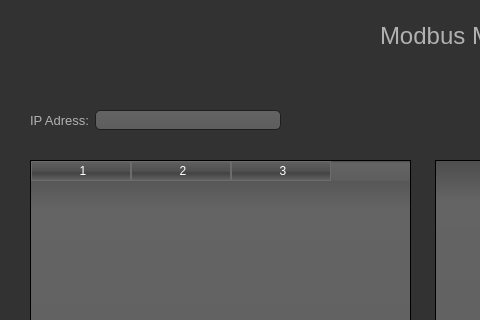
First picture: the form in new.ui, repository erhan-namli/modbus-master-service-azure, before the edit; both pictures show x 0 to 480 and y 0 to 320 of the 990 by 739 pixel window.
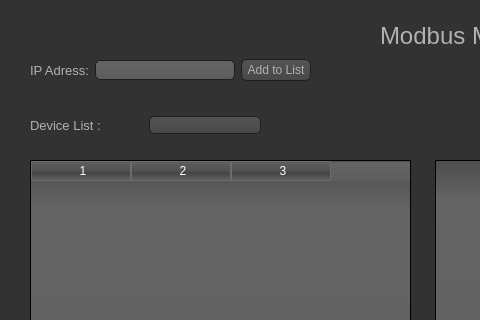
Second picture: the form after the edit. Icons and pictures are not drawn.

Patch:
```diff
--- a/new.ui
+++ b/new.ui
@@ -539,8 +539,8 @@
     <property name="geometry">
      <rect>
       <x>30</x>
-      <y>90</y>
-      <width>251</width>
+      <y>40</y>
+      <width>281</width>
       <height>61</height>
      </rect>
     </property>
@@ -560,6 +560,13 @@
      <item>
       <widget class="QLineEdit" name="_lneIp"/>
      </item>
+     <item>
+      <widget class="QPushButton" name="btn_addiptolist">
+       <property name="text">
+        <string>Add to List</string>
+       </property>
+      </widget>
+     </item>
     </layout>
    </widget>
    <widget class="QLabel" name="label_2">
@@ -848,6 +855,33 @@
      <string>Clear All</string>
     </property>
    </widget>
+   <widget class="QWidget" name="horizontalLayoutWidget_2">
+    <property name="geometry">
+     <rect>
+      <x>30</x>
+      <y>100</y>
+      <width>231</width>
+      <height>51</height>
+     </rect>
+    </property>
+    <layout class="QHBoxLayout" name="horizontalLayout_5">
+     <item>
+      <widget class="QLabel" name="label_6">
+       <property name="font">
+        <font>
+         <pointsize>10</pointsize>
+        </font>
+       </property>
+       <property name="text">
+        <string>Device List :</string>
+       </property>
+      </widget>
+     </item>
+     <item>
+      <widget class="QComboBox" name="cmb_deviceList"/>
+     </item>
+    </layout>
+   </widget>
   </widget>
   <widget class="QMenuBar" name="menubar">
    <property name="geometry">
```
